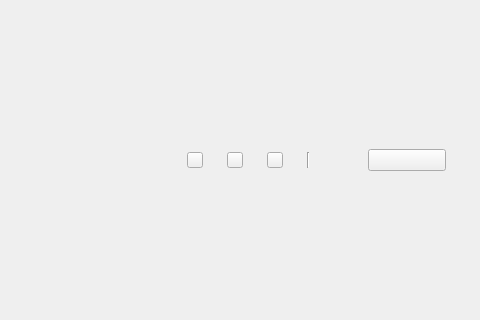
Qt form src/main-window.ui (openeuler-mirror/ks-scmc-gui) before a commit; both pictures show x 473 to 953 and y 161 to 481 of the 953 by 633 pixel window.
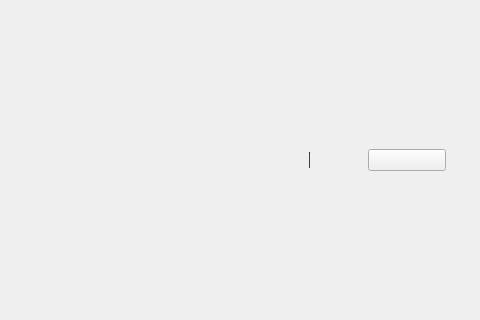
The same form after that commit. Custom widgets are drawn as their Qt base class.

Commit message:
fix(*):add transmission list class and transfer signal
- 添加传输列表类以及传输信号

```diff
--- a/src/main-window.ui
+++ b/src/main-window.ui
@@ -103,7 +103,7 @@
     </widget>
    </item>
    <item>
-    <widget class="QWidget" name="widget" native="true">
+    <widget class="QWidget" name="widget_content" native="true">
      <layout class="QVBoxLayout" name="verticalLayout_2">
       <property name="spacing">
        <number>0</number>
@@ -180,93 +180,47 @@
          <item>
           <layout class="QHBoxLayout" name="horizontalLayout_3">
            <property name="spacing">
-            <number>24</number>
+            <number>0</number>
            </property>
            <item>
-            <layout class="QHBoxLayout" name="horizontalLayout_2">
+            <layout class="QHBoxLayout" name="hlayout_btn">
              <property name="spacing">
-              <number>24</number>
+              <number>0</number>
              </property>
-             <item>
-              <widget class="QPushButton" name="btn_transmission">
-               <property name="minimumSize">
-                <size>
-                 <width>16</width>
-                 <height>16</height>
-                </size>
-               </property>
-               <property name="maximumSize">
-                <size>
-                 <width>16</width>
-                 <height>16</height>
-                </size>
-               </property>
-               <property name="text">
-                <string/>
-               </property>
-              </widget>
-             </item>
-             <item>
-              <widget class="BubbleTipButton" name="btn_approval">
-               <property name="minimumSize">
-                <size>
-                 <width>16</width>
-                 <height>16</height>
-                </size>
-               </property>
-               <property name="maximumSize">
-                <size>
-                 <width>16</width>
-                 <height>16</height>
-                </size>
-               </property>
-               <property name="text">
-                <string/>
-               </property>
-              </widget>
-             </item>
-             <item>
-              <widget class="QPushButton" name="btn_warning">
-               <property name="minimumSize">
-                <size>
-                 <width>16</width>
-                 <height>16</height>
-                </size>
-               </property>
-               <property name="maximumSize">
-                <size>
-                 <width>16</width>
-                 <height>16</height>
-                </size>
-               </property>
-               <property name="text">
-                <string/>
-               </property>
-              </widget>
-             </item>
+             <property name="bottomMargin">
+              <number>16</number>
+             </property>
             </layout>
            </item>
+           <item>
+            <layout class="QHBoxLayout" name="horizontalLayout_4">
+             <property name="spacing">
+              <number>24</number>
+             </property>
            <item>
             <widget class="Line" name="line">
              <property name="minimumSize">
               <size>
-               <width>0</width>
+                 <width>1</width>
                <height>16</height>
               </size>
              </property>
              <property name="maximumSize">
               <size>
-               <width>16777215</width>
+                 <width>1</width>
                <height>16</height>
               </size>
              </property>
+               <property name="styleSheet">
+                <string notr="true">background-color:#393939;</string>
+               </property>
              <property name="orientation">
               <enum>Qt::Vertical</enum>
              </property>
             </widget>
            </item>
            <item>
-            <layout class="QHBoxLayout" name="horizontalLayout_4">
+              <layout class="QHBoxLayout" name="horizontalLayout_2">
              <property name="spacing">
               <number>10</number>
              </property>
@@ -284,6 +238,9 @@
                  <height>24</height>
                 </size>
                </property>
+                 <property name="styleSheet">
+                  <string notr="true"/>
+                 </property>
                <property name="text">
                 <string/>
                </property>
@@ -307,6 +264,8 @@
           </layout>
          </item>
         </layout>
+         </item>
+        </layout>
        </widget>
       </item>
       <item>
@@ -321,13 +280,6 @@
    </item>
   </layout>
  </widget>
- <customwidgets>
-  <customwidget>
-   <class>BubbleTipButton</class>
-   <extends>QPushButton</extends>
-   <header>common/bubble-tip-button.h</header>
-  </customwidget>
- </customwidgets>
  <resources/>
  <connections/>
 </ui>
```
Lines whose indentation alone changed are shown as unchanged. The commit also changes 18 other files.
